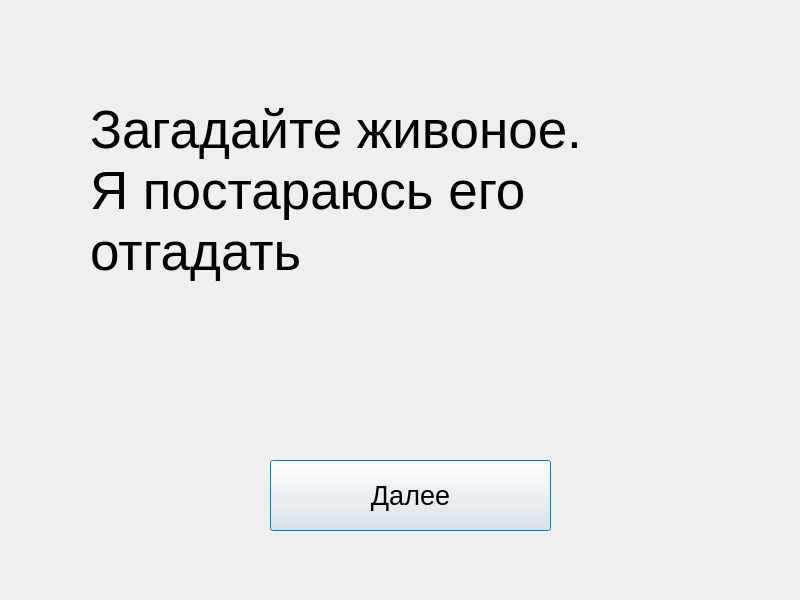
The window that QtPetinator/secondslide.ui (krbroman/Petinator) describes before a commit, drawn with Qt 5.
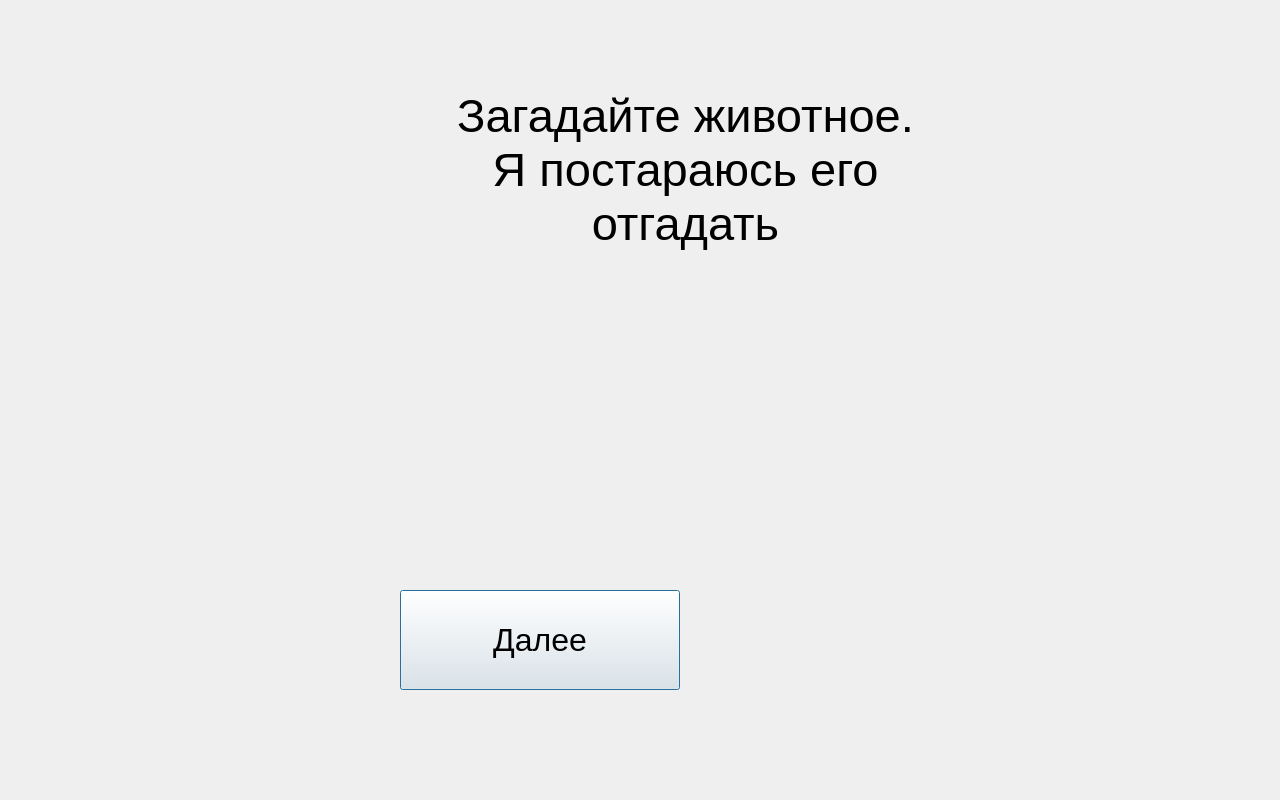
The same window after the commit.

Patch:
```diff
--- a/QtPetinator/secondslide.ui
+++ b/QtPetinator/secondslide.ui
@@ -6,8 +6,8 @@
    <rect>
     <x>0</x>
     <y>0</y>
-    <width>800</width>
-    <height>600</height>
+    <width>1280</width>
+    <height>800</height>
    </rect>
   </property>
   <property name="windowTitle">
@@ -16,35 +16,33 @@
   <widget class="QLabel" name="label">
    <property name="geometry">
     <rect>
-     <x>90</x>
+     <x>340</x>
      <y>60</y>
-     <width>641</width>
-     <height>261</height>
+     <width>691</width>
+     <height>221</height>
     </rect>
    </property>
    <property name="font">
     <font>
-     <pointsize>40</pointsize>
+     <pointsize>35</pointsize>
     </font>
    </property>
    <property name="text">
-    <string>Загадайте живоное.
-Я постараюсь его 
-отгадать</string>
+    <string>&lt;body&gt;&lt;p align=&quot;center&quot;&gt;Загадайте животное. &lt;br/&gt;Я постараюсь его &lt;br/&gt; отгадать&lt;/p&gt;&lt;/body&gt;</string>
    </property>
   </widget>
   <widget class="QPushButton" name="pushButton">
    <property name="geometry">
     <rect>
-     <x>270</x>
-     <y>460</y>
-     <width>281</width>
-     <height>71</height>
+     <x>400</x>
+     <y>590</y>
+     <width>280</width>
+     <height>100</height>
     </rect>
    </property>
    <property name="font">
     <font>
-     <pointsize>20</pointsize>
+     <pointsize>24</pointsize>
     </font>
    </property>
    <property name="text">
```
